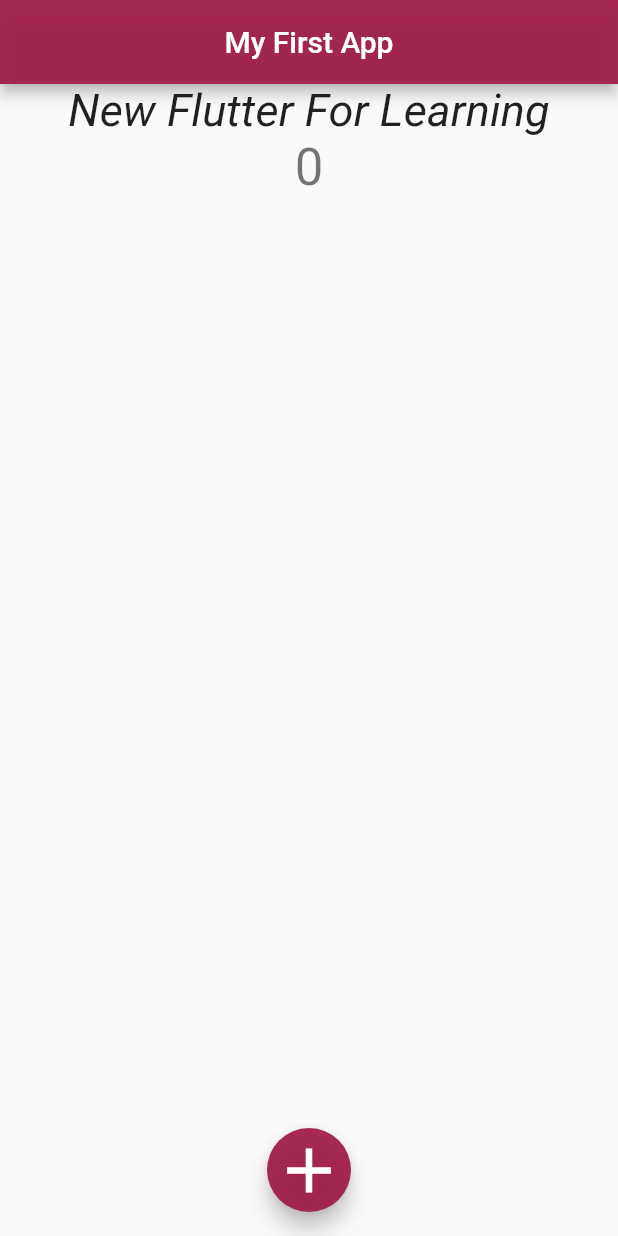
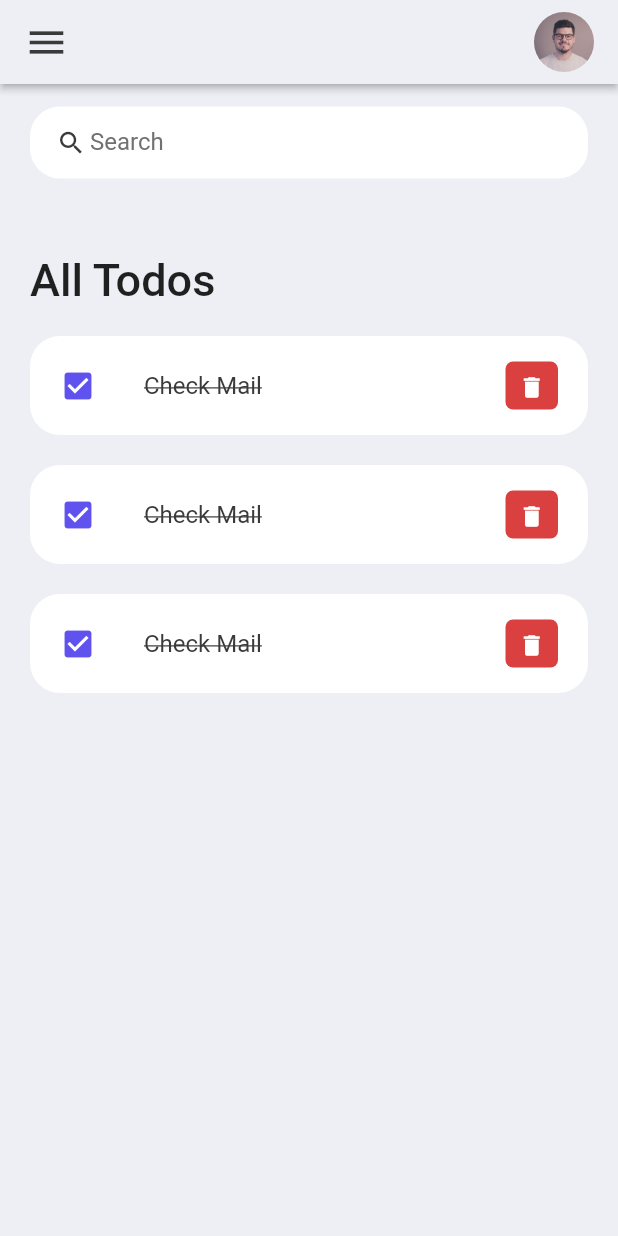
Before and after one commit to gitcoder-23/demo-app-flutter, a Flutter app: the screen it shows after launch, on a phone screen of 412 x 824 dp. Run offline on Flutter 3.47's test engine with Material 2 defaults, Android fonts, the phone set to English and light mode, and no system bars.

Commit message:
new design push

```diff
--- a/help.txt
+++ b/help.txt
@@ -5,3 +5,7 @@ https://youtube.com/playlist?list=PLB97yPrFwo5g-XcPlfSXSOeeby23jVAcp
 Flutter ToDo App Tutorial for Beginners(
 Pradip Debnath
 )
+todoapp-> https://youtu.be/K4P5DZ9TRns
+
+// flutter clean
+https://stackoverflow.com/questions/61930007/how-to-solve-execution-failed-for-task-appcompileflutterbuilddebug
--- /dev/null
+++ b/lib/constants/colors.dart
@@ -0,0 +1,9 @@
+import 'package:flutter/material.dart';
+
+const Color tdRed = Color(0xFFDA4040);
+const Color tdBlue = Color(0xFF5F52EE);
+
+const Color tdBlack = Color(0xFF3A3A3A);
+const Color tdGrey = Color(0xFF717171);
+
+const Color tdBGColor = Color(0xFFEEEFF5);
--- /dev/null
+++ b/lib/extras/main-old2.dart
@@ -0,0 +1,101 @@
+import 'package:flutter/material.dart';
+
+void main() => runApp(MyApp());
+
+class MyApp extends StatefulWidget {
+  @override
+  State<MyApp> createState() => _MyAppState();
+}
+
+// "_" means private class--> used only in this file not outer file
+class _MyAppState extends State<MyApp> {
+  // const MyApp({super.key});
+  int count = 0;
+
+  void incrementCount() {
+    setState(() {
+      count = count + 1;
+    });
+    // ignore: avoid_print
+    print('Button Clicked $count');
+  }
+
+// build method decorator
+  @override
+  Widget build(BuildContext context) {
+    // return Container();
+    return MaterialApp(
+      // home: Text('Hello World'),
+      home: Scaffold(
+        appBar: AppBar(
+          title: const Text('My First App'),
+          centerTitle: true,
+          // backgroundColor: Colors.pink,
+          backgroundColor: const Color.fromARGB(240, 160, 29, 73),
+        ),
+        // body: const Center(
+        //   child: Text(
+        //     'New Flutter For Learning',
+        //     style: TextStyle(
+        //         fontSize: 30,
+        //         // color: Color.fromARGB(255, 119, 13, 59),
+        //         // fontWeight: FontWeight.bold,
+        //         fontStyle: FontStyle.italic),
+        //   ),
+        // ),
+
+        body: Center(
+          child: Column(
+            children: [
+              const Text(
+                'New Flutter For Learning',
+                style: TextStyle(
+                  fontSize: 30,
+                  fontStyle: FontStyle.italic,
+                ),
+              ),
+              Text(
+                '$count',
+                style: Theme.of(context).textTheme.headline4,
+              ),
+            ],
+          ),
+        ),
+        // floatingActionButton: FloatingActionButton(
+        //   onPressed: () {
+        //     // ignore: avoid_print
+        //     print('Button Clicked');
+        //   },
+        //   backgroundColor: const Color.fromARGB(240, 160, 29, 73),
+        //   // child: const Text('Plus'),
+        // child: const Icon(
+        //   Icons.add,
+        //   size: 50,
+        // ),
+
+        // ),
+        floatingActionButton: SizedBox(
+          // height: 100.0,
+          // width: 100.0,
+          child: FittedBox(
+            child: FloatingActionButton(
+              onPressed: () {
+                incrementCount();
+              },
+              tooltip: 'Increment',
+              backgroundColor: const Color.fromARGB(240, 160, 29, 73),
+              child: const Icon(
+                Icons.add,
+                size: 50,
+              ),
+            ),
+          ),
+        ),
+
+        floatingActionButtonLocation: FloatingActionButtonLocation.centerFloat,
+      ),
+
+      debugShowCheckedModeBanner: false,
+    );
+  }
+}
--- a/lib/main.dart
+++ b/lib/main.dart
@@ -1,101 +1,23 @@
+import 'package:demo_flutter/screens/home.dart';
 import 'package:flutter/material.dart';
+import 'package:flutter/services.dart';
 
-void main() => runApp(MyApp());
-
-class MyApp extends StatefulWidget {
-  @override
-  State<MyApp> createState() => _MyAppState();
+void main() {
+  runApp(const MyApp());
 }
 
-// "_" means private class--> used only in this file not outer file
-class _MyAppState extends State<MyApp> {
-  // const MyApp({super.key});
-  int count = 0;
+class MyApp extends StatelessWidget {
+  const MyApp({Key? key}) : super(key: key);
 
-  void incrementCount() {
-    setState(() {
-      count = count + 1;
-    });
-    // ignore: avoid_print
-    print('Button Clicked $count');
-  }
-
-// build method decorator
   @override
   Widget build(BuildContext context) {
-    // return Container();
-    return MaterialApp(
-      // home: Text('Hello World'),
-      home: Scaffold(
-        appBar: AppBar(
-          title: const Text('My First App'),
-          centerTitle: true,
-          // backgroundColor: Colors.pink,
-          backgroundColor: const Color.fromARGB(240, 160, 29, 73),
-        ),
-        // body: const Center(
-        //   child: Text(
-        //     'New Flutter For Learning',
-        //     style: TextStyle(
-        //         fontSize: 30,
-        //         // color: Color.fromARGB(255, 119, 13, 59),
-        //         // fontWeight: FontWeight.bold,
-        //         fontStyle: FontStyle.italic),
-        //   ),
-        // ),
-
-        body: Center(
-          child: Column(
-            children: [
-              const Text(
-                'New Flutter For Learning',
-                style: TextStyle(
-                  fontSize: 30,
-                  fontStyle: FontStyle.italic,
-                ),
-              ),
-              Text(
-                '$count',
-                style: Theme.of(context).textTheme.headline4,
-              ),
-            ],
-          ),
-        ),
-        // floatingActionButton: FloatingActionButton(
-        //   onPressed: () {
-        //     // ignore: avoid_print
-        //     print('Button Clicked');
-        //   },
-        //   backgroundColor: const Color.fromARGB(240, 160, 29, 73),
-        //   // child: const Text('Plus'),
-        // child: const Icon(
-        //   Icons.add,
-        //   size: 50,
-        // ),
-
-        // ),
-        floatingActionButton: SizedBox(
-          // height: 100.0,
-          // width: 100.0,
-          child: FittedBox(
-            child: FloatingActionButton(
-              onPressed: () {
-                incrementCount();
-              },
-              tooltip: 'Increment',
-              backgroundColor: const Color.fromARGB(240, 160, 29, 73),
-              child: const Icon(
-                Icons.add,
-                size: 50,
-              ),
-            ),
-          ),
-        ),
-
-        floatingActionButtonLocation: FloatingActionButtonLocation.centerFloat,
-      ),
-
+    // Statusbar color
+    SystemChrome.setSystemUIOverlayStyle(
+        const SystemUiOverlayStyle(statusBarColor: Colors.transparent));
+    return const MaterialApp(
       debugShowCheckedModeBanner: false,
+      title: 'Todo App',
+      home: Home(),
     );
   }
 }
--- /dev/null
+++ b/lib/screens/home.dart
@@ -0,0 +1,119 @@
+import 'package:demo_flutter/constants/colors.dart';
+import 'package:demo_flutter/widgets/todo_item.dart';
+import 'package:flutter/material.dart';
+
+class Home extends StatelessWidget {
+  const Home({Key? key}) : super(key: key);
+
+  @override
+  Widget build(BuildContext context) {
+    return Scaffold(
+      // Body color
+      // backgroundColor: Colors.pink,
+      backgroundColor: tdBGColor,
+      appBar: _buildAppBar(),
+      body: Container(
+        // child: const Text('This is home screen'),
+        padding: const EdgeInsets.symmetric(
+          horizontal: 20,
+          vertical: 15,
+        ),
+        child: Column(
+          children: [
+            // widget1
+            searchBox(),
+            // Widget 2
+            Expanded(
+              child: ListView(
+                children: [
+                  // Widget 3
+                  ListItemHeadTitle(),
+                  // Todo Item Widget
+                  const ToDoItem(),
+                  const ToDoItem(),
+                  const ToDoItem(),
+                ],
+              ),
+            ),
+          ],
+        ),
+      ),
+    );
+  }
+}
+
+// App headerbar
+AppBar _buildAppBar() {
+  return AppBar(
+    // title: const Text('ToDo App'),
+    backgroundColor: tdBGColor,
+    // header bottom shadow
+    elevation: 2,
+    title: Row(
+      // the image is right side
+      mainAxisAlignment: MainAxisAlignment.spaceBetween,
+      children: [
+        const Icon(
+          Icons.menu,
+          color: tdBlack,
+          size: 30,
+        ),
+        SizedBox(
+          height: 40,
+          width: 40,
+          child: ClipRRect(
+            borderRadius: BorderRadius.circular(20),
+            child: Image.asset('assets/images/avatar.jpeg'),
+          ),
+        ),
+      ],
+    ),
+  );
+}
+
+// Searchbox
+Widget searchBox() {
+  return Container(
+    padding: const EdgeInsets.symmetric(horizontal: 15),
+    // margin: const EdgeInsets.only(top: 15),
+    decoration: BoxDecoration(
+      color: Colors.white,
+      borderRadius: BorderRadius.circular(20),
+    ),
+    child: const TextField(
+      decoration: InputDecoration(
+        contentPadding: EdgeInsets.all(0),
+        prefixIcon: Icon(
+          Icons.search,
+          color: tdBlack,
+          size: 20,
+        ),
+        prefixIconConstraints: BoxConstraints(
+          maxHeight: 20,
+          minWidth: 25,
+        ),
+        border: InputBorder.none,
+        hintText: 'Search',
+        hintStyle: TextStyle(
+          color: tdGrey,
+        ),
+      ),
+    ),
+  );
+}
+
+Widget ListItemHeadTitle() {
+  return Container(
+    margin: const EdgeInsets.only(
+      top: 50,
+      bottom: 20,
+    ),
+    child: const Text(
+      'All Todos',
+      style: TextStyle(
+        fontSize: 30,
+        fontWeight: FontWeight.w500,
+      ),
+    ),
+  );
+}
--- /dev/null
+++ b/lib/widgets/todo_item.dart
@@ -0,0 +1,63 @@
+// ignore_for_file: avoid_print
+
+import 'package:demo_flutter/constants/colors.dart';
+import 'package:flutter/material.dart';
+
+class ToDoItem extends StatelessWidget {
+  const ToDoItem({super.key});
+
+  @override
+  Widget build(BuildContext context) {
+    return Container(
+      // every list space
+      margin: const EdgeInsets.only(
+        bottom: 20,
+      ),
+      child: ListTile(
+        onTap: () {
+          print('full bar click');
+        },
+        shape: RoundedRectangleBorder(
+          borderRadius: BorderRadius.circular(20),
+        ),
+        contentPadding: const EdgeInsets.symmetric(horizontal: 20, vertical: 5),
+        tileColor: Colors.white,
+        leading: const Icon(
+          Icons.check_box,
+          color: tdBlue,
+        ),
+        title: const Text(
+          'Check Mail',
+          style: TextStyle(
+            fontSize: 16,
+            color: tdBlack,
+            decoration: TextDecoration.lineThrough,
+          ),
+        ),
+        // del button
+        trailing: Container(
+          padding: const EdgeInsets.all(0),
+          margin: const EdgeInsets.symmetric(
+            vertical: 12,
+          ),
+          height: 35,
+          width: 35,
+          decoration: BoxDecoration(
+            color: tdRed,
+            borderRadius: BorderRadius.circular(5),
+          ),
+          child: IconButton(
+            color: Colors.white,
+            iconSize: 18,
+            icon: const Icon(
+              Icons.delete,
+            ),
+            onPressed: () {
+              print('del click');
+            },
+          ),
+        ),
+      ),
+    );
+  }
+}
--- a/pubspec.yaml
+++ b/pubspec.yaml
@@ -32,7 +32,6 @@ dependencies:
   flutter:
     sdk: flutter
 
-
   # The following adds the Cupertino Icons font to your application.
   # Use with the CupertinoIcons class for iOS style icons.
   cupertino_icons: ^1.0.2
@@ -53,14 +52,14 @@ dev_dependencies:
 
 # The following section is specific to Flutter packages.
 flutter:
-
   # The following line ensures that the Material Icons font is
   # included with your application, so that you can use the icons in
   # the material Icons class.
   uses-material-design: true
 
   # To add assets to your application, add an assets section, like this:
-  # assets:
+  assets:
+    - assets/images/
   #   - images/a_dot_burr.jpeg
   #   - images/a_dot_ham.jpeg
 
```
Also changed, not shown: assets/images/avatar.jpeg (added), lib/extras/main-old.dart (renamed from lib/main-old.dart).
